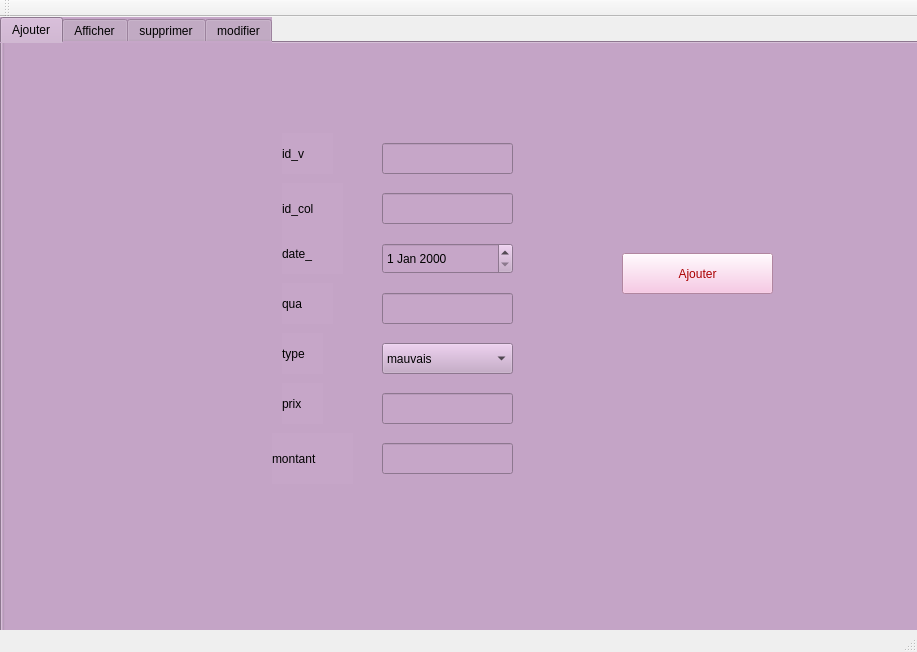
Above: mainwindow.ui from Esprit-UP-Algo/projetcpp-2a39-2a39-smart-ecological-transport before the change. Below: the same form after it.
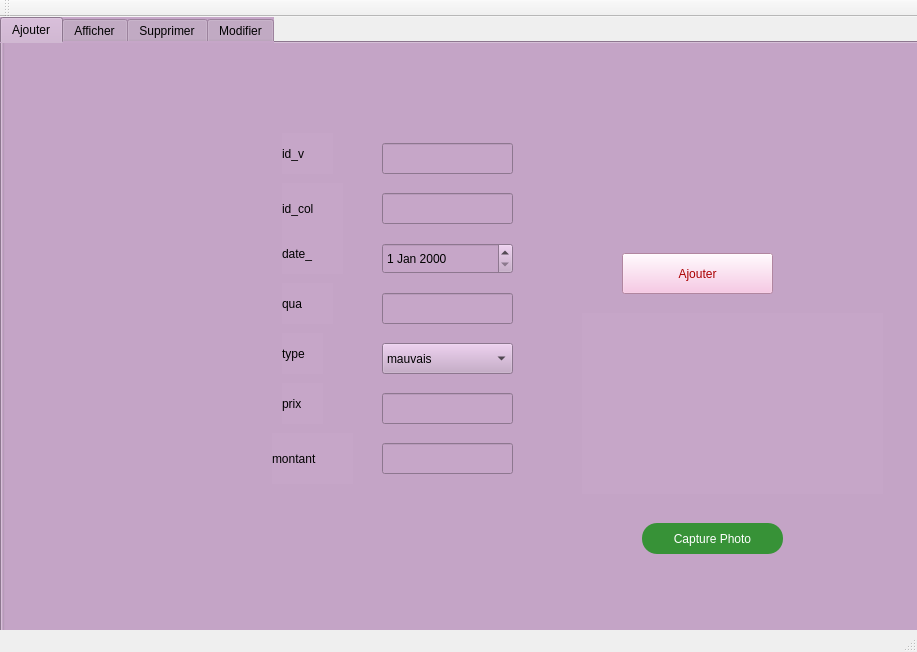
That is the form after the change. Custom widgets are drawn as their Qt base class.

The edit to the form file:
```diff
--- a/mainwindow.ui
+++ b/mainwindow.ui
@@ -247,6 +247,44 @@
         </rect>
        </property>
       </widget>
+      <widget class="QCameraViewfinder" name="viewfinder_3" native="true">
+       <property name="geometry">
+        <rect>
+         <x>580</x>
+         <y>300</y>
+         <width>301</width>
+         <height>181</height>
+        </rect>
+       </property>
+      </widget>
+      <widget class="QPushButton" name="takeImageButton">
+       <property name="enabled">
+        <bool>false</bool>
+       </property>
+       <property name="geometry">
+        <rect>
+         <x>640</x>
+         <y>510</y>
+         <width>141</width>
+         <height>31</height>
+        </rect>
+       </property>
+       <property name="styleSheet">
+        <string notr="true">QPushButton{
+background: #379237;
+color: white;
+border-radius:15px;}  
+QPushButton:hover
+{
+    border: 1px solid #1990ea;
+color:  #379237;
+border-radius:15px;
+background: white;}  </string>
+       </property>
+       <property name="text">
+        <string>Capture Photo</string>
+       </property>
+      </widget>
      </widget>
     </widget>
     <widget class="QWidget" name="tab_2">
@@ -430,7 +468,7 @@
     </widget>
     <widget class="QWidget" name="tab_3">
      <attribute name="title">
-      <string>supprimer</string>
+      <string>Supprimer</string>
      </attribute>
      <widget class="QLabel" name="label_8">
       <property name="geometry">
@@ -476,7 +514,7 @@
     </widget>
     <widget class="QWidget" name="tab_7">
      <attribute name="title">
-      <string>modifier</string>
+      <string>Modifier</string>
      </attribute>
      <widget class="QLabel" name="label_17">
       <property name="geometry">
@@ -695,6 +733,14 @@
   <widget class="QStatusBar" name="statusBar"/>
  </widget>
  <layoutdefault spacing="6" margin="11"/>
+ <customwidgets>
+  <customwidget>
+   <class>QCameraViewfinder</class>
+   <extends>QWidget</extends>
+   <header>qcameraviewfinder.h</header>
+   <container>1</container>
+  </customwidget>
+ </customwidgets>
  <resources/>
  <connections/>
 </ui>
```
